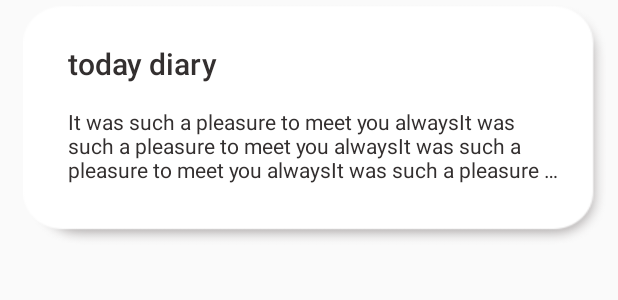
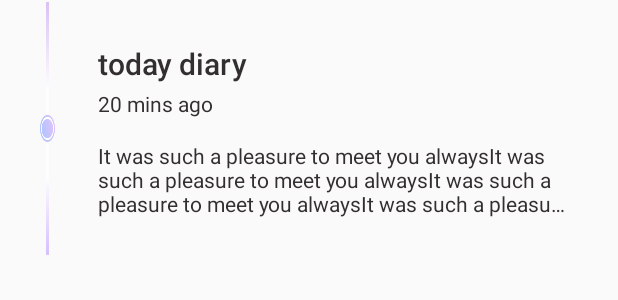
Before and after one commit to joyceHong0524/DearYou, an Android app: the layout row_diary.xml on its own in the app's theme, with its tools: preview values and no code run, on a phone screen of 412 x 824 dp. Shown: the top 300 px of the screen. Run offline under Robolectric (Android 15) with nearby library versions, the phone set to English and light mode, and no system bars.

Commit message:
Changed main Activity desing

```diff
--- a/app/src/main/res/layout/activity_friend_main.xml
+++ b/app/src/main/res/layout/activity_friend_main.xml
@@ -10,13 +10,13 @@
         android:orientation="vertical"
         android:layout_width="match_parent"
         android:layout_height="match_parent"
-        android:background="@color/black">
+        android:background="@color/white">
 
     <RelativeLayout
         android:id="@+id/info"
         android:layout_width="match_parent"
         android:layout_height="180dp"
-        android:background="@drawable/background_main_info4"
+        android:background="@drawable/background_main_info7"
         >
 
         <TextView
--- a/app/src/main/res/layout/row_diary.xml
+++ b/app/src/main/res/layout/row_diary.xml
@@ -1,42 +1,69 @@
 <?xml version="1.0" encoding="utf-8"?>
+
 <LinearLayout xmlns:android="http://schemas.android.com/apk/res/android"
-    android:orientation="vertical" android:layout_width="match_parent"
+    android:layout_width="match_parent"
+    android:layout_height="170dp"
+    android:layout_marginLeft="13dp"
+    android:layout_marginRight="13dp"
+    android:orientation="horizontal"
+    android:weightSum="10">
+
+    <LinearLayout
+        android:layout_width="0dp"
+        android:layout_height="match_parent"
+        android:layout_weight="1"
+        android:orientation="vertical">
+
+        <LinearLayout
+            android:layout_width="10dp"
+            android:layout_height="match_parent"
+            android:layout_gravity="center_horizontal"
+            android:adjustViewBounds="true"
+            android:background="@drawable/line_diary_row" />
+    </LinearLayout>
+
+    <LinearLayout xmlns:android="http://schemas.android.com/apk/res/android"
+        android:id="@+id/row"
+        android:layout_width="0dp"
         android:layout_height="160dp"
-    android:paddingLeft="30dp"
-    android:paddingRight="30dp"
+        android:layout_marginLeft="5dp"
+        android:layout_marginTop="3dp"
+        android:layout_marginRight="8dp"
+        android:layout_marginBottom="7dp"
+        android:layout_weight="9"
+
+        android:orientation="vertical"
+        android:paddingLeft="10dp"
         android:paddingTop="25dp"
-    android:paddingBottom="5dp"
-    android:id="@+id/row"
-    android:background="@drawable/row3"
-    android:layout_marginBottom="7dp"
-    android:layout_marginLeft="15dp"
-    android:layout_marginRight="8dp"
-    android:layout_marginTop="3dp"
-    >
+        android:paddingRight="10dp"
+
+        android:paddingBottom="5dp">
 
         <LinearLayout
             android:layout_width="match_parent"
             android:layout_height="wrap_content"
-        android:orientation="horizontal"
-        android:layout_marginBottom="15dp">
+            android:layout_marginBottom="15dp"
+            android:orientation="vertical">
+
             <TextView
                 android:id="@+id/textView_title"
-            android:layout_width="0dp"
+                android:layout_height="wrap_content"
+                android:layout_width="match_parent"
+                android:layout_marginBottom="3dp"
                 android:fontFamily="sans-serif-medium"
-            android:textSize="20sp"
-            android:layout_weight="3"
-            android:layout_height="wrap_content"
                 android:text="today diary"
+                android:maxLines="1"
                 android:textColor="@color/text_black"
-            />
+                android:textSize="20sp" />
 
             <TextView
                 android:id="@+id/textView_date"
-            android:layout_width="0dp"
-            android:layout_weight="1"
+                android:text="20 mins ago "
+                android:layout_width="match_parent"
+                android:maxLines="1"
                 android:layout_height="wrap_content"
-            android:textColor="@color/text_black"
-            android:gravity="end"/>
+                android:gravity="start"
+                android:textColor="@color/text_black" />
 
         </LinearLayout>
 
@@ -44,14 +71,15 @@
             android:id="@+id/textView_content"
             android:layout_width="match_parent"
             android:layout_height="wrap_content"
+            android:layout_marginBottom="10dp"
+            android:ellipsize="end"
             android:maxLines="3"
-        android:ellipsize="end"
-        android:textColor="@color/text_black"
-        android:layout_marginBottom="10dp"
-        android:text="It was such a pleasure to meet you alwaysIt was such a pleasure to meet you alwaysIt was such a pleasure to meet you alwaysIt was such a pleasure to meet you alwaysIt was such a pleasure to meet you alwaysIt was such a pleasure to meet you alwaysIt was such a pleasure to meet you always"/>
-
-
-
+            android:gravity="start"
+            android:text="It was such a pleasure to meet you alwaysIt was such a pleasure to meet you alwaysIt was such a pleasure to meet you alwaysIt was such a pleasure to meet you alwaysIt was such a pleasure to meet you alwaysIt was such a pleasure to meet you alwaysIt was such a pleasure to meet you always"
+            android:textColor="@color/text_black" />
 
 
     </LinearLayout>
+
+
+</LinearLayout>
```
Also changed, not shown: app/src/main/java/com/junga/dearyou/ProfileActivity.java (+10 -2 lines), app/src/main/res/layout/activity_main.xml (+15 -9 lines), app/src/main/res/values/colors.xml (+5 -5 lines), app/src/main/res/drawable/background_main_info4.png, app/src/main/res/drawable/background_main_info5.png (added), app/src/main/res/drawable/background_main_info6.png (added), app/src/main/res/drawable/background_main_info7.png (added), app/src/main/res/drawable/line_diary_row.png (added). Lines whose indentation alone changed are shown as unchanged.
